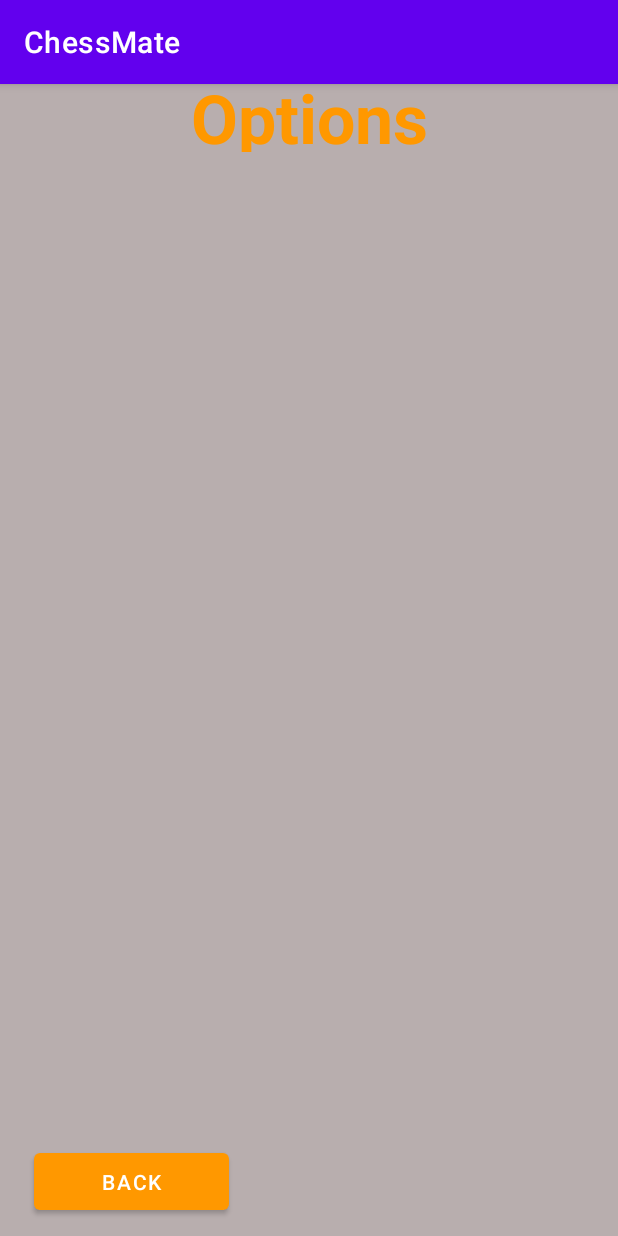
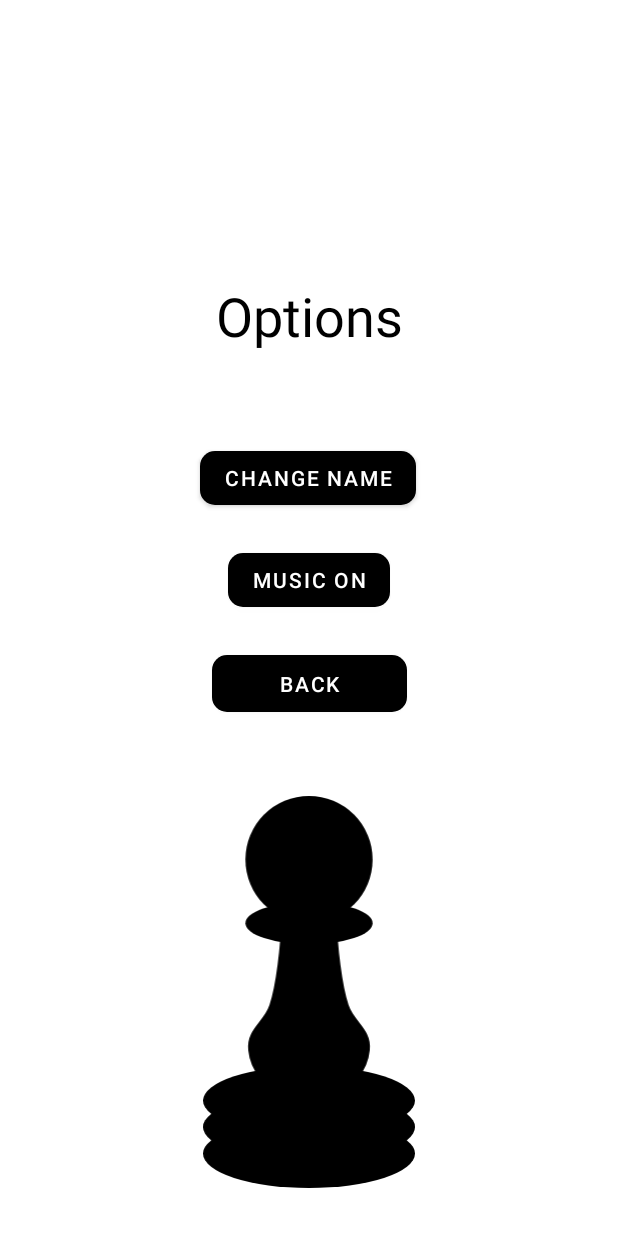
Before and after one commit to f2hafner/ChessMate, an Android app: the OptionsActivity screen opened directly, with no data from a screen before it, on a phone screen of 412 x 824 dp. Run offline under Robolectric (Android 15) with nearby library versions, the light colour scheme and no system bars.

Commit message:
OptionsScreen: Changed Layout and Buttons

```diff
--- a/app/src/main/java/com/game/chessmate/Lobby.java
+++ b/app/src/main/java/com/game/chessmate/Lobby.java
@@ -16,6 +16,7 @@ public class Lobby extends AppCompatActivity {
         setContentView(R.layout.activity_lobby);
         getSupportActionBar().hide();
 
+
         TextView codeOutput = findViewById(R.id.CodeOutput);
         //codeOutput.setVisibility(View.INVISIBLE);
 
@@ -23,8 +24,8 @@ public class Lobby extends AppCompatActivity {
         TextView player1 = findViewById(R.id.player1Name);
         String name =getIntent().getExtras().getString("name");
         player1.setText(name);
-        TextView player2 = findViewById(R.id.player2Name);
-        player2.setVisibility(View.INVISIBLE);
+        //TextView player2 = findViewById(R.id.player2Name);
+        //player2.setVisibility(View.INVISIBLE);
 
         Button enterGameLobbyButton  = findViewById(R.id.enterGameLobbyButton);
 
--- a/app/src/main/java/com/game/chessmate/OptionsActivity.java
+++ b/app/src/main/java/com/game/chessmate/OptionsActivity.java
@@ -12,6 +12,9 @@ public class OptionsActivity extends AppCompatActivity {
     protected void onCreate(Bundle savedInstanceState) {
         super.onCreate(savedInstanceState);
         setContentView(R.layout.activity_options);
+        getSupportActionBar().hide();
+
+
 
         Button back = findViewById(R.id.backButtonOptions);
         back.setOnClickListener(new View.OnClickListener() {
--- a/app/src/main/java/com/game/chessmate/RuleActivity.java
+++ b/app/src/main/java/com/game/chessmate/RuleActivity.java
@@ -13,6 +13,7 @@ public class RuleActivity extends AppCompatActivity {
     protected void onCreate(Bundle savedInstanceState) {
         super.onCreate(savedInstanceState);
         setContentView(R.layout.activity_rules);
+        getSupportActionBar().hide();
 
 
         Button back = findViewById(R.id.backButton);
--- a/app/src/main/res/layout/activity_options.xml
+++ b/app/src/main/res/layout/activity_options.xml
@@ -4,38 +4,71 @@
     xmlns:tools="http://schemas.android.com/tools"
     android:layout_width="match_parent"
     android:layout_height="match_parent"
-    android:background="#B8AEAE">
+    android:background="#FFFFFF">
 
-    <TextView
-        android:id="@+id/optionsText"
-        android:layout_width="385dp"
-        android:layout_height="53dp"
-        android:layout_marginStart="4dp"
-        android:layout_marginTop="16dp"
-        android:layout_marginEnd="4dp"
-        android:layout_marginBottom="32dp"
-        android:text="Options"
-        android:textAlignment="center"
-        android:textColor="#FF9800"
-        android:textSize="45sp"
-        android:textStyle="bold"
+    <Button
+        android:id="@+id/changeName"
+        android:layout_width="wrap_content"
+        android:layout_height="wrap_content"
+        android:layout_marginBottom="20dp"
+        android:text="Change Name"
+        app:backgroundTint="#000000"
+        app:cornerRadius="10dp"
+        app:layout_constraintBottom_toTopOf="@+id/button3"
+        app:layout_constraintEnd_toEndOf="parent"
+        app:layout_constraintHorizontal_bias="0.498"
+        app:layout_constraintStart_toStartOf="parent" />
+
+    <Button
+        android:id="@+id/button3"
+        android:layout_width="wrap_content"
+        android:layout_height="wrap_content"
+        android:layout_marginBottom="20dp"
+        android:text="Music on"
+        app:backgroundTint="#000000"
+        app:cornerRadius="10dp"
         app:layout_constraintBottom_toTopOf="@+id/backButtonOptions"
         app:layout_constraintEnd_toEndOf="parent"
-        app:layout_constraintStart_toStartOf="parent"
-        app:layout_constraintTop_toTopOf="parent" />
+        app:layout_constraintHorizontal_bias="0.5"
+        app:layout_constraintStart_toStartOf="parent" />
 
     <Button
         android:id="@+id/backButtonOptions"
         android:layout_width="130dp"
         android:layout_height="50dp"
-        android:layout_marginStart="34dp"
-        android:layout_marginTop="630dp"
-        android:layout_marginEnd="271dp"
-        android:layout_marginBottom="36dp"
+        android:layout_marginBottom="50dp"
         android:text="Back"
-        app:backgroundTint="#FF9800"
+        app:backgroundTint="#000000"
+        app:cornerRadius="10dp"
+        app:layout_constraintBottom_toTopOf="@+id/imageView4"
+        app:layout_constraintEnd_toEndOf="parent"
+        app:layout_constraintHorizontal_bias="0.5"
+        app:layout_constraintStart_toStartOf="parent" />
+
+    <ImageView
+        android:id="@+id/imageView4"
+        android:layout_width="197dp"
+        android:layout_height="261dp"
+        android:layout_marginBottom="32dp"
         app:layout_constraintBottom_toBottomOf="parent"
         app:layout_constraintEnd_toEndOf="parent"
+        app:layout_constraintHorizontal_bias="0.5"
         app:layout_constraintStart_toStartOf="parent"
-        app:layout_constraintTop_toBottomOf="@+id/optionsText" />
+        app:srcCompat="@drawable/ic_pawn2_0" />
+
+    <TextView
+        android:id="@+id/textView6"
+        android:layout_width="wrap_content"
+        android:layout_height="wrap_content"
+        android:layout_marginTop="10dp"
+        android:layout_marginBottom="60dp"
+        android:text="Options"
+        android:textColor="#000000"
+        android:textSize="36sp"
+        app:layout_constraintBottom_toTopOf="@+id/changeName"
+        app:layout_constraintEnd_toEndOf="parent"
+        app:layout_constraintStart_toStartOf="parent"
+        app:layout_constraintTop_toTopOf="parent"
+        app:layout_constraintVertical_bias="1.0" />
+
 </androidx.constraintlayout.widget.ConstraintLayout>
```
Also changed, not shown: app/src/main/res/drawable/ic_queenpic.xml (added, +21 -0 lines), app/src/main/res/layout/activity_create_session.xml (+47 -39 lines), app/src/main/res/layout/activity_home.xml (+6 -5 lines), app/src/main/res/layout/activity_lobby.xml (+33 -40 lines), app/src/main/res/layout/activity_rules.xml (+9 -14 lines).
